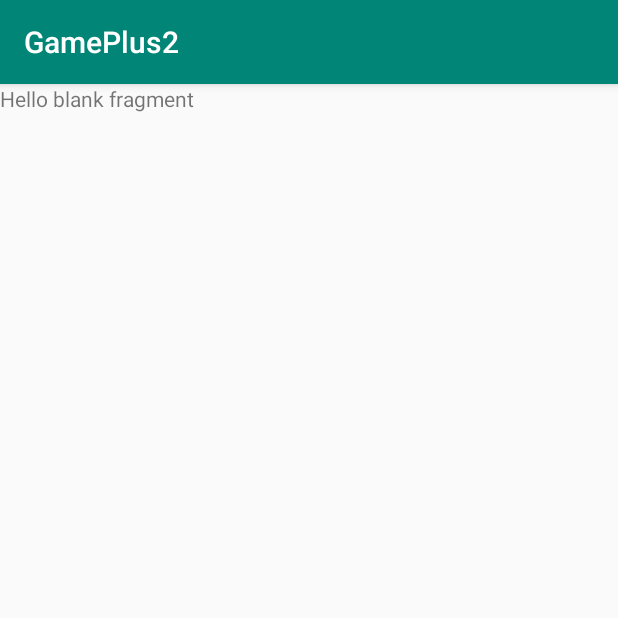
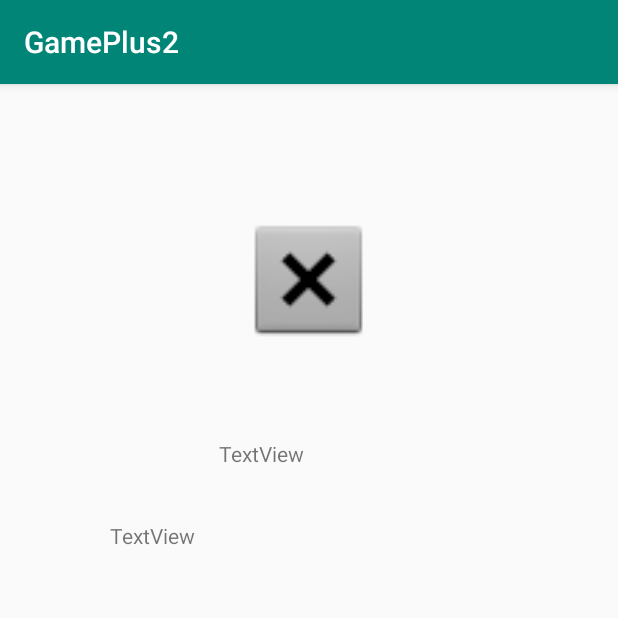
Before and after one commit to Julioolivares12/GamePlus2, an Android app: the fragment DetallePeoresFragment shown on its own in the app's theme, on a phone screen of 412 x 824 dp, the top half of it. Run offline under Robolectric (Android 15) with nearby library versions, the phone set to English and light mode, and no system bars.

Commit message:
cambio por

```diff
--- a/app/src/main/res/layout/fragment_detalle_peores.xml
+++ b/app/src/main/res/layout/fragment_detalle_peores.xml
@@ -1,14 +1,48 @@
 <?xml version="1.0" encoding="utf-8"?>
 <FrameLayout xmlns:android="http://schemas.android.com/apk/res/android"
+    xmlns:app="http://schemas.android.com/apk/res-auto"
     xmlns:tools="http://schemas.android.com/tools"
     android:layout_width="match_parent"
     android:layout_height="match_parent"
     tools:context=".ui.peores.DetallePeoresFragment">
 
-    <!-- TODO: Update blank fragment layout -->
-    <TextView
+    <android.support.constraint.ConstraintLayout
         android:layout_width="match_parent"
-        android:layout_height="match_parent"
-        android:text="@string/hello_blank_fragment" />
+        android:layout_height="match_parent">
 
+        <ImageView
+            android:id="@+id/imgDetallePeor"
+            android:layout_width="138dp"
+            android:layout_height="90dp"
+            android:src="@android:drawable/btn_dialog"
+            app:layout_constraintBottom_toBottomOf="parent"
+            app:layout_constraintEnd_toEndOf="parent"
+            app:layout_constraintHorizontal_bias="0.498"
+            app:layout_constraintStart_toStartOf="parent"
+            app:layout_constraintTop_toTopOf="parent"
+            app:layout_constraintVertical_bias="0.126" />
+
+        <TextView
+            android:id="@+id/tvDetalleTitulo"
+            android:layout_width="128dp"
+            android:layout_height="24dp"
+            android:text="TextView"
+            app:layout_constraintBottom_toBottomOf="parent"
+            app:layout_constraintEnd_toEndOf="parent"
+            app:layout_constraintHorizontal_bias="0.515"
+            app:layout_constraintStart_toStartOf="parent"
+            app:layout_constraintTop_toTopOf="parent"
+            app:layout_constraintVertical_bias="0.318" />
+
+        <TextView
+            android:id="@+id/tvComentario"
+            android:layout_width="292dp"
+            android:layout_height="185dp"
+            android:text="TextView"
+            app:layout_constraintBottom_toBottomOf="parent"
+            app:layout_constraintEnd_toEndOf="parent"
+            app:layout_constraintHorizontal_bias="0.613"
+            app:layout_constraintStart_toStartOf="parent"
+            app:layout_constraintTop_toTopOf="parent" />
+    </android.support.constraint.ConstraintLayout>
 </FrameLayout>
--- a/app/src/main/res/values/strings.xml
+++ b/app/src/main/res/values/strings.xml
@@ -73,13 +73,13 @@
     <string-array name="descripciones">
         <item>La pelicula es genial pero por lo visto para video juegos se quedaron muy cortos. Imposible jugar por aburrimiento</item>
         <item>Poca diversion y mucho texto se lee mas que jugar</item>
-        <item></item>
-        <item>Magic Carpet – PS1</item>
-        <item>Skeleton Warriors – PS1</item>
-        <item>FIFA 2004 – PS1</item>
-        <item>Superman: The New Adventures–PS1</item>
-        <item>PCFUTBOL – PC</item>
-        <item>Zodiac Saints – PC</item>
+        <item>Nose entiende de que se trata el video juego en realidad no deberia de existir</item>
+        <item>Aburrimiento total. mi recomendacion es que no lo compren y no lo jueguen </item>
+        <item>Pues no esta mal pero realmente no esta bien.</item>
+        <item>Es una de las peores versiones de fifa ya que tiene muchos bugs</item>
+        <item>El hombre mas fuerte del mundo pasa a ser el mas aburrido de todos pero bien cada quien sabra si le gusta o no</item>
+        <item>La peor version. ya que tiene muchos bugs y lo unico que hace es quedar en pausa y no se juega nada</item>
+        <item>Uno de los mejores animes del mundo pero esa version del juego no tanto. lo recomendado es busquen otras versiones</item>
 
     </string-array>
 </resources>
```
